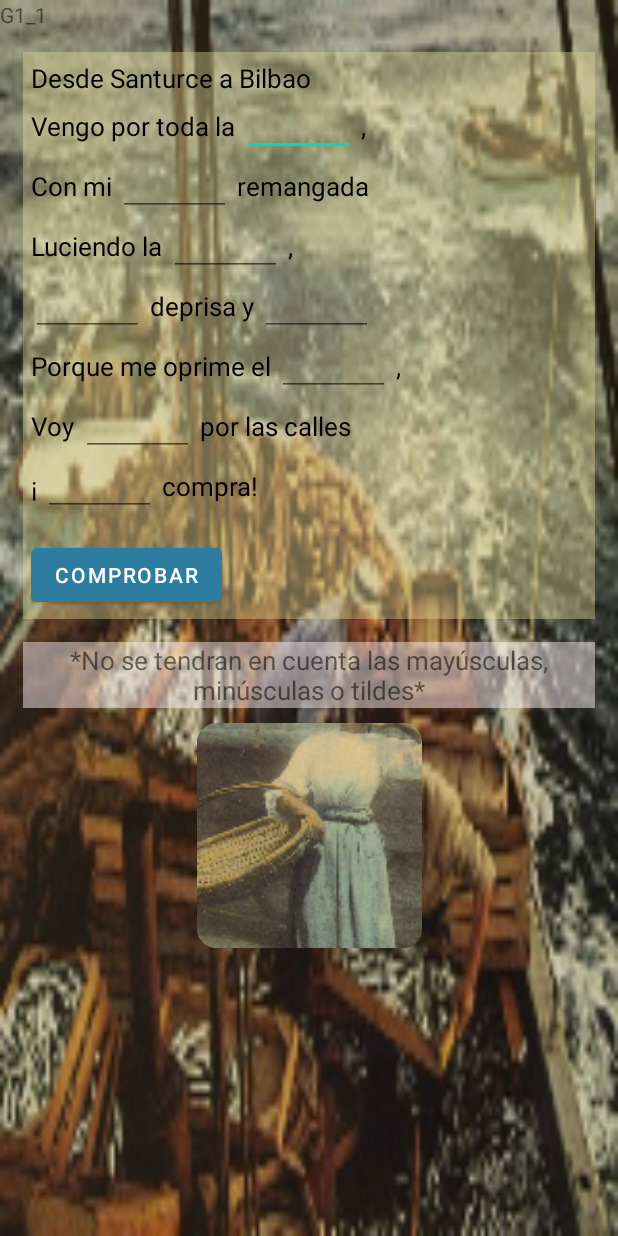
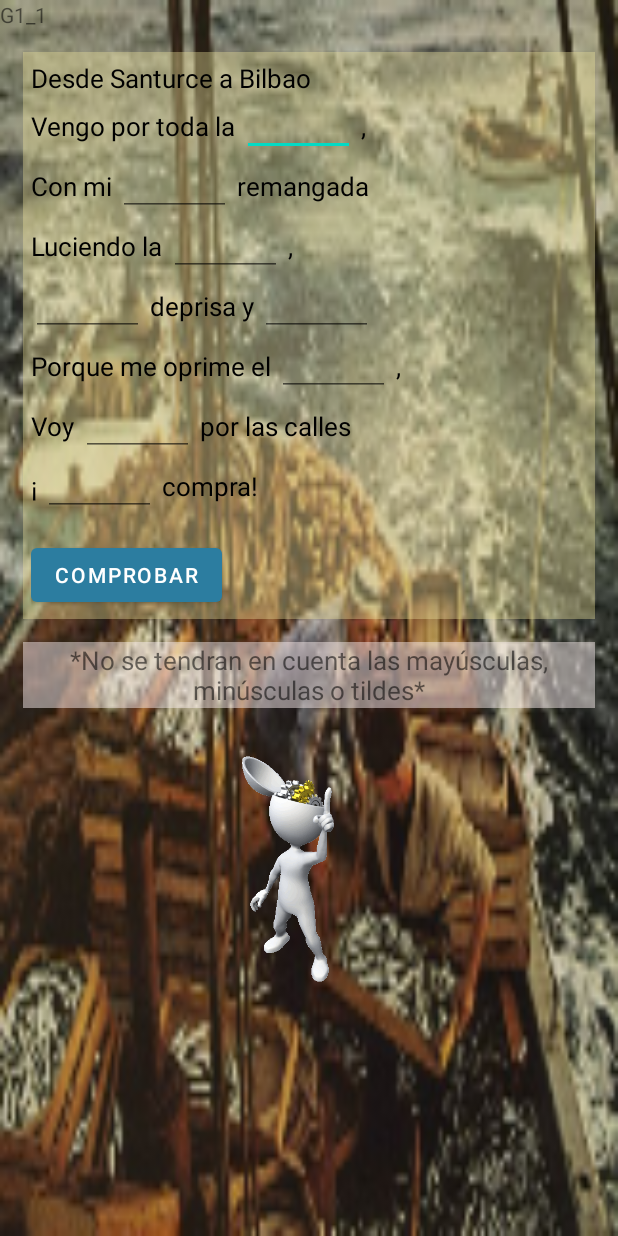
Before and after one commit to AlejandroMacazaga/SanturtziProject, an Android app: the Cancion1 screen opened directly, with no data from a screen before it, on a phone screen of 412 x 824 dp. Run offline under Robolectric (Android 15) with nearby library versions, the phone set to English and light mode, and no system bars; 9 statements that could not run were skipped.

Commit message:
Actividad1
Gifs y fondos

```diff
--- a/app/build.gradle
+++ b/app/build.gradle
@@ -33,6 +33,7 @@ dependencies {
     implementation 'com.google.android.material:material:1.4.0'
     implementation 'androidx.constraintlayout:constraintlayout:2.1.2'
     implementation 'androidx.legacy:legacy-support-v4:1.0.0'
+    implementation 'pl.droidsonroids.gif:android-gif-drawable:1.2.17'
     testImplementation 'junit:junit:4.+'
     androidTestImplementation 'androidx.test.ext:junit:1.1.3'
     androidTestImplementation 'androidx.test.espresso:espresso-core:3.4.0'
--- a/app/src/main/java/com/example/santurtzi/Cancion1.java
+++ b/app/src/main/java/com/example/santurtzi/Cancion1.java
@@ -108,6 +108,8 @@ public class Cancion1 extends Fragment
             String respAlum=edt.getText().toString().toLowerCase();
             if(respAlum!=null)
             {
+                if(respAlum.length()>0)
+                {
                     if(!respAlum.equals(respBien.toLowerCase()))
                     {
                         edt.setBackgroundColor(v.getResources().getColor(R.color.rojoError));
@@ -118,6 +120,7 @@ public class Cancion1 extends Fragment
                         edt.setEnabled(false);
                         edt.setText(respBien);
                         bien+=1;
+                    }
                 }
             }
 
--- a/app/src/main/java/com/example/santurtzi/G1_1.java
+++ b/app/src/main/java/com/example/santurtzi/G1_1.java
@@ -6,10 +6,25 @@ import androidx.constraintlayout.widget.ConstraintLayout;
 import android.os.Bundle;
 import android.util.Log;
 
+import java.io.IOException;
+
+import pl.droidsonroids.gif.GifDrawable;
+import pl.droidsonroids.gif.GifImageView;
+
 public class G1_1 extends AppCompatActivity
 {
 
+    private int nivel;
+
     private ConstraintLayout clPrincipal;
+
+    private GifImageView gifRespuestas;
+
+    private GifDrawable[] gifsAciertos;
+    private GifDrawable gifAlgun;
+    private GifDrawable gifMal;
+
+    private int[] fondos;
 
     @Override
     protected void onCreate(Bundle savedInstanceState)
@@ -17,14 +32,55 @@ public class G1_1 extends AppCompatActivity
         super.onCreate(savedInstanceState);
         setContentView(R.layout.activity_g11);
 
+        nivel=0;
+        cargarRecursos();
+
         clPrincipal=findViewById(R.id.clPrincipal);
-        clPrincipal.setBackgroundResource(R.mipmap.g1fondo1_foreground);
+        clPrincipal.setBackgroundResource(fondos[nivel]);
+
+        gifRespuestas=findViewById(R.id.gifRespuestas);
+
+
+    }
+
+    private void cargarRecursos()
+    {
+        gifsAciertos= new GifDrawable[3];
+        try
+        {
+            GifDrawable gif=new GifDrawable(getResources(), R.drawable.gif_todas_correct1);
+            gifsAciertos[0]=gif;
+
+            gif=new GifDrawable(getResources(), R.drawable.gif_todas_correct2);
+            gifsAciertos[1]=gif;
+
+            gif=new GifDrawable(getResources(), R.drawable.gif_todas_correct3);
+            gifsAciertos[2]=gif;
+
+            gifAlgun= new GifDrawable(getResources(),R.drawable.gif_algunfallo);
+            gifMal= new GifDrawable(getResources(),R.drawable.gif_todosfallos);
+        }
+        catch(IOException e)
+        {
+            Log.e("Error","Error con los gifs");
+        }
+
+        fondos= new int[]{R.mipmap.g1fondo1_foreground,R.mipmap.g1fondo2_foreground,R.mipmap.g1fondo3_foreground};
 
     }
 
     public void cambiarFragment()
     {
         Log.i("pruebax","Funciona");
+        try
+        {
+            GifDrawable gif=new GifDrawable(getResources(),R.drawable.gif_algunfallo);
+            gifRespuestas.setImageDrawable(gif);
+        }
+        catch (IOException e)
+        {
+            e.printStackTrace();
+        }
     }
 
 }
--- a/app/src/main/res/layout/activity_g11.xml
+++ b/app/src/main/res/layout/activity_g11.xml
@@ -36,11 +36,12 @@
         app:layout_constraintLeft_toLeftOf="parent"
         app:layout_constraintTop_toBottomOf="@id/frgCancion" />
 
-    <ImageView
-        android:layout_width="150dp"
-        android:layout_height="150dp"
-        android:layout_marginTop="10dp"
-        android:src="@mipmap/g1fondo2_round"
+    <pl.droidsonroids.gif.GifImageView
+        android:id="@+id/gifRespuestas"
+        android:layout_width="200dp"
+        android:layout_height="175dp"
+        android:layout_marginTop="20dp"
+        android:src="@drawable/gif_todas_correct1"
         app:layout_constraintLeft_toLeftOf="parent"
         app:layout_constraintRight_toRightOf="parent"
         app:layout_constraintTop_toBottomOf="@id/txtAviso"
```
Also changed, not shown: app/src/main/imgTodasCorrect1-playstore.png (added), app/src/main/imgTodasCorrect2-playstore.png (added), app/src/main/img_todas_correct-playstore.png (added), app/src/main/img_todas_correct1-playstore.png (added), app/src/main/img_todas_correct2-playstore.png (added), app/src/main/res/drawable/gif_algunfallo.gif (added), app/src/main/res/drawable/gif_todas_correct1.gif (added), app/src/main/res/drawable/gif_todas_correct2.gif (added), app/src/main/res/drawable/gif_todas_correct3.gif (added), app/src/main/res/drawable/gif_todosfallos.gif (added). Lines whose indentation alone changed are shown as unchanged.
